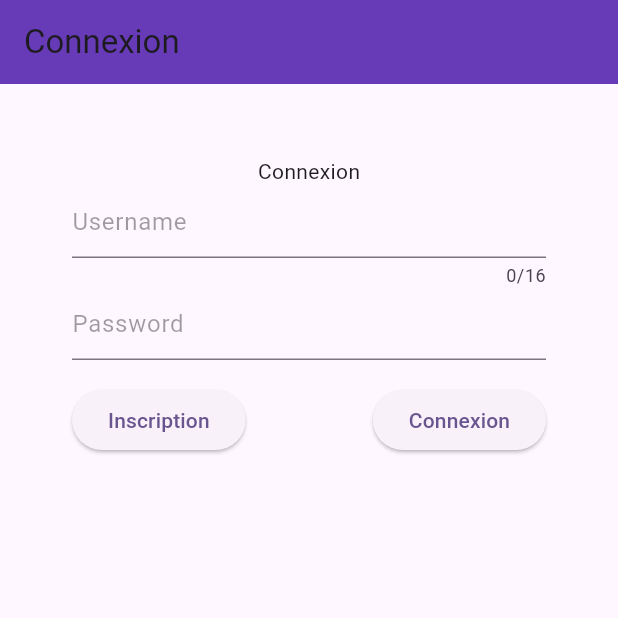
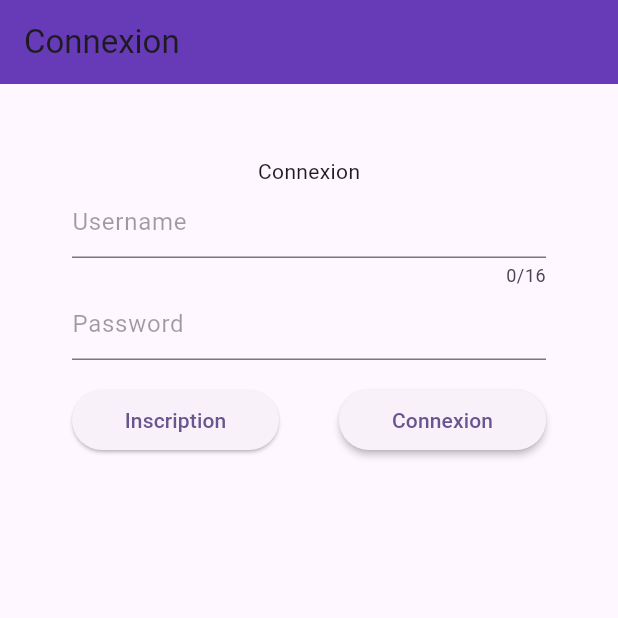
Before and after one commit to JeanPierreNduwimana/Task-Manager-Flutter, a Flutter app: the screen it shows after launch, on a phone screen of 412 x 824 dp, the top half of it. Run offline on Flutter 3.47's test engine with Material 3 defaults, Android fonts, the phone set to English and light mode, and no system bars; our stand-ins replace cookie_jar, dio, dio_cookie_manager, image_picker; missing offline and left inert: dart:ffi.

```diff
--- a/lib/connexion.dart
+++ b/lib/connexion.dart
@@ -6,14 +6,20 @@ import 'package:tp1_flutter/lib_http.dart';
 import 'package:tp1_flutter/transfer.dart';
 
 
-class Connexion extends StatelessWidget {
+final TextEditingController username_controller = TextEditingController();
+final TextEditingController password_controller = TextEditingController();
+bool is_Enabled = true;
+bool is_loading = false;
+
+class Connexion extends StatefulWidget {
   const Connexion({super.key});
-
-  // This widget is the root of your application.
+  @override
+  State<Connexion> createState() => _ConnexionState();
+}
+class _ConnexionState extends State<Connexion> {
   @override
   Widget build(BuildContext context) {
-    final TextEditingController username_controller = TextEditingController();
-    final TextEditingController password_controller = TextEditingController();
+
     return Scaffold(
 
       appBar: AppBar(
@@ -49,16 +55,35 @@ class Connexion extends StatelessWidget {
                 Row(
                   mainAxisAlignment: MainAxisAlignment.spaceBetween,
                   children: [
-                    ElevatedButton(
+                    Expanded(
+                      flex: 1,
+                      child: ElevatedButton(
                         child: const Text('Inscription'),
                         onPressed: () async {
                           Navigator.pushNamed(context, '/inscription');                  },
                       ),
-                    ElevatedButton(
-                      child: const Text('Connexion'),
+                    ),
+                    const SizedBox(width: 40,),
+                    Expanded(
+                      flex: 1,
+                      child: ElevatedButton(
                         onPressed: () async {
+                          if(is_Enabled){
                             connexion(username_controller.text, password_controller.text, context); //HTTP REQUEST
+                          }
                         },
+                        style: ElevatedButton.styleFrom(
+                          elevation: is_Enabled? 2 : 0,
+                        ),
+                        child: is_loading
+                            ? const SizedBox(
+                          height: 20, width: 20,
+                              child: CircularProgressIndicator(
+                                  color: Colors.white,
+                                ),
+                            )
+                            : const Text('Connexion'),
+                      ),
                     )
                   ],
                 )
@@ -70,13 +95,19 @@ class Connexion extends StatelessWidget {
     );
   }
 
+
   void connexion(String username, String password, BuildContext context) async{
+    setState_button(false, true);
     SignInRequest req = SignInRequest();
     req.username = username;
     req.password = password;
 
     if(username == "" || password == ""){
       afficherMessage("Aucun des champs ne peut être vide ☹", context, 2);
+      Future.delayed(const Duration(seconds: 2), (){
+        setState(() {
+          setState_button(true, false);  // Re-enable the button after 2 seconds
+        });});
     }else {
       var response;
       try{
@@ -85,9 +116,23 @@ class Connexion extends StatelessWidget {
         if(e is DioException){
           if(e.response?.data != null){
             erreurServeur(e.response!.data.toString(), context);
+            Future.delayed(const Duration(seconds: 5), (){
+              setState(() {
+                is_Enabled = true;  // Re-enable the button after 2 seconds
+              });});
           }
-        }else{
+          if(e.type == DioExceptionType.connectionError){
+            erreurServeur("connectionError", context);
+            Future.delayed(const Duration(seconds: 2), (){
+              setState_button(true, false);});
+          }
+        }
+        else{
           erreurServeur("UnkownError", context);
+          Future.delayed(const Duration(seconds: 2), (){
+            setState(() {
+              setState_button(true, false);  // Re-enable the button after 2 seconds
+            });});
         }
       }finally{
         String name = response.username;
@@ -97,6 +142,13 @@ class Connexion extends StatelessWidget {
     }
   }
 
+  void setState_button(bool _is_Enabled, bool _is_loading){
+    setState(() {
+      is_Enabled = _is_Enabled;
+      is_loading = _is_loading;
+    });
+  }
+
 
 
 }
--- a/lib/lib_http.dart
+++ b/lib/lib_http.dart
@@ -176,6 +176,8 @@ void erreurServeur(String typeDerreur, BuildContext context){
     case "UnkownError":
       afficherMessage('Erreur inconnu 🤔', context, 8);
       break;
+    case "connectionError":
+      afficherMessage('Désolé il n\'y a pas de connection 😣 \n Veuillez vérifiez votre réseau', context, 2);
     default:
       break;
   }
```
Also changed, not shown: lib/accueil.dart (+46 -9 lines), lib/inscription.dart (+50 -14 lines). Lines whose indentation alone changed are shown as unchanged.
